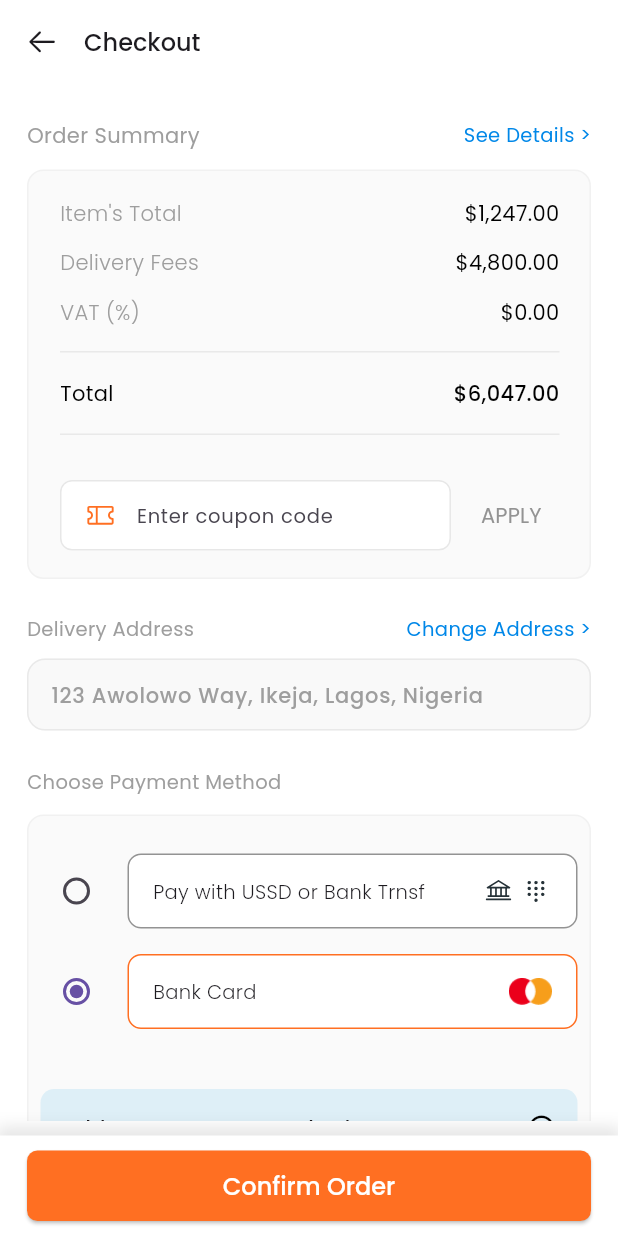
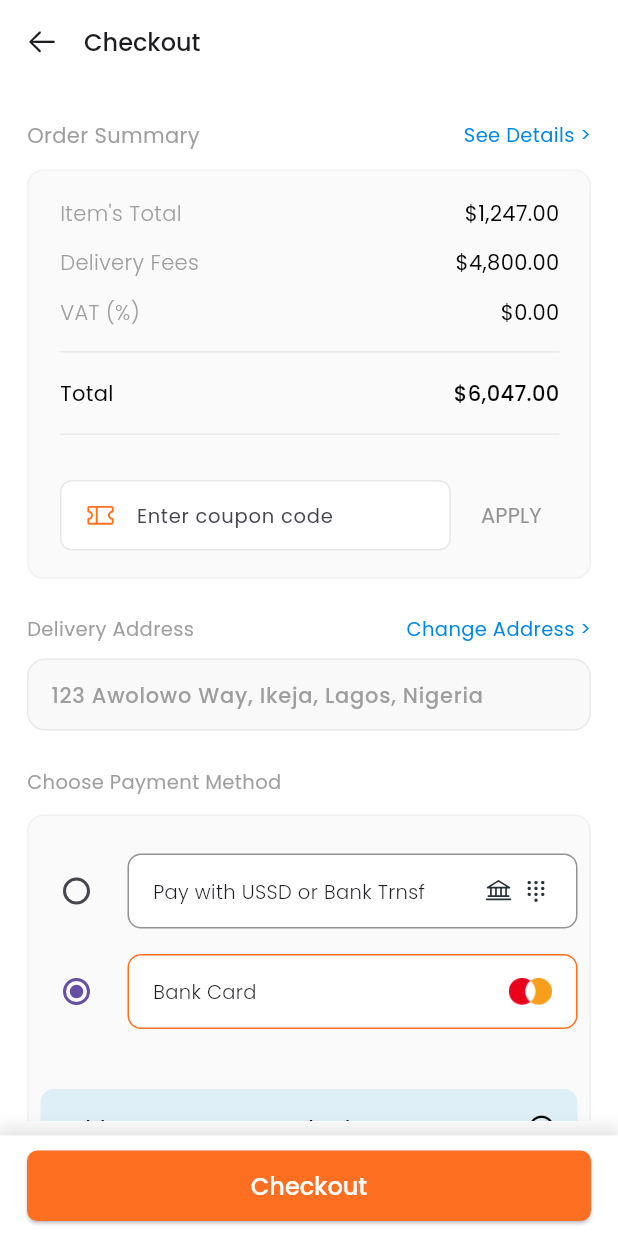
Before and after one commit to Kudumart/kudu-mobile, a Flutter app: the CheckoutScreen screen opened by its route, on a phone screen of 412 x 824 dp. Run offline on Flutter 3.47's test engine with Material 3 defaults, Android fonts, the phone set to English and light mode, and no system bars; our stand-ins replace connectivity_plus, delightful_toast, equatable, flutter_svg, go_router, intl_phone_field and 2 more; accounts and stored records are empty.

Commit message:
implemented payment confirmation screen design

```diff
--- a/lib/app/ui/images.dart
+++ b/lib/app/ui/images.dart
@@ -33,6 +33,7 @@ abstract class AppUiImage {
   static const String faq2 = "$_imageBase/faq_2.png";
   static const String docPolicy = "$_imageBase/policy_doc.png";
   static const String mastercardLogo = "$_imageBase/mastercard_logo.png";
+  static const String paymentConfirmed = "$_imageBase/payment_confirmed.png";
 }
 
 abstract class AppUiIcon {
--- a/lib/app/ui/screens/checkout/screen.dart
+++ b/lib/app/ui/screens/checkout/screen.dart
@@ -3,6 +3,7 @@ import 'package:flutter_svg/flutter_svg.dart';
 import 'package:kudu/app/models/order_summary.dart';
 import 'package:kudu/app/ui/colors.dart';
 import 'package:kudu/app/ui/images.dart';
+import 'package:kudu/app/ui/shared_widgets/button_as_bottom_nav_bar.dart';
 import 'package:kudu/app/ui/shared_widgets/divider.dart';
 import 'package:kudu/app/ui/utils/price_formatter.dart';
 
@@ -11,7 +12,6 @@ import '../../shared_widgets/back_button.dart';
 
 part 'widgets/order_summary.dart';
 part 'widgets/delivery_address.dart';
-part 'widgets/confirm_order_button.dart';
 part 'widgets/payment_method.dart';
 
 class CheckoutScreen extends StatefulWidget {
@@ -39,7 +39,8 @@ class _CheckoutScreenState extends State<CheckoutScreen> {
             titleSpacing: 0,
             leading: const AppBackButton(),
           ),
-          bottomNavigationBar: const _ConfirmOrderButton(),
+          bottomNavigationBar:
+              ElevatedButtonAsButtonNavBar(text: "Checkout", onPressed: () {}),
           body: SafeArea(
             minimum: const EdgeInsets.fromLTRB(UiConstant.horizontalPadding, 24,
                 UiConstant.horizontalPadding, 10),
--- a/lib/app/ui/screens/checkout/widgets/confirm_order_button.dart
+++ b/lib/app/ui/shared_widgets/button_as_bottom_nav_bar.dart
@@ -1,7 +1,10 @@
-part of '../screen.dart';
+import 'package:flutter/material.dart';
 
-class _ConfirmOrderButton extends StatelessWidget {
-  const _ConfirmOrderButton();
+class ElevatedButtonAsButtonNavBar extends StatelessWidget {
+  final String text;
+  final Function() onPressed;
+  const ElevatedButtonAsButtonNavBar(
+      {required this.text, required this.onPressed, super.key});
 
   @override
   Widget build(BuildContext context) {
@@ -26,8 +29,8 @@ class _ConfirmOrderButton extends StatelessWidget {
               shape: WidgetStateProperty.resolveWith<OutlinedBorder>((_) =>
                   RoundedRectangleBorder(
                       borderRadius: BorderRadius.circular(7)))),
-          onPressed: () {},
-          child: const Text("Confirm Order")),
+          onPressed: onPressed,
+          child: Text(text)),
     );
   }
 }
```
Also changed, not shown: lib/app/ui/screens/payment_confirmed/screen.dart (added, +60 -0 lines), lib/app/ui/screens/product_details/screen.dart (+5 -33 lines).
